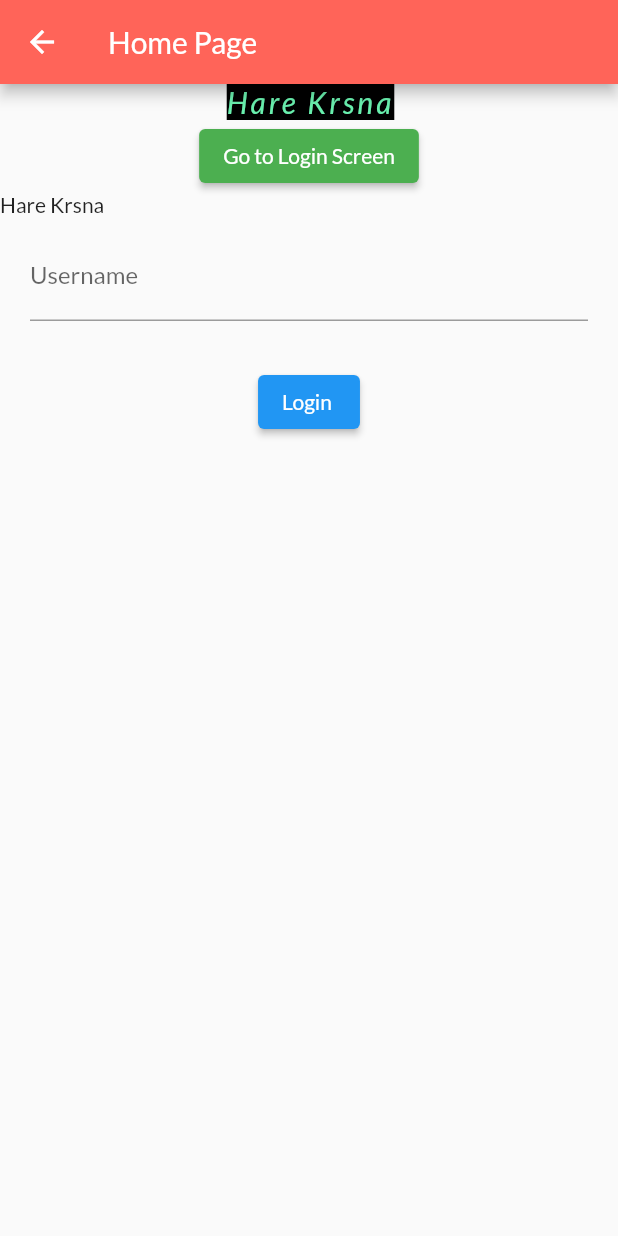
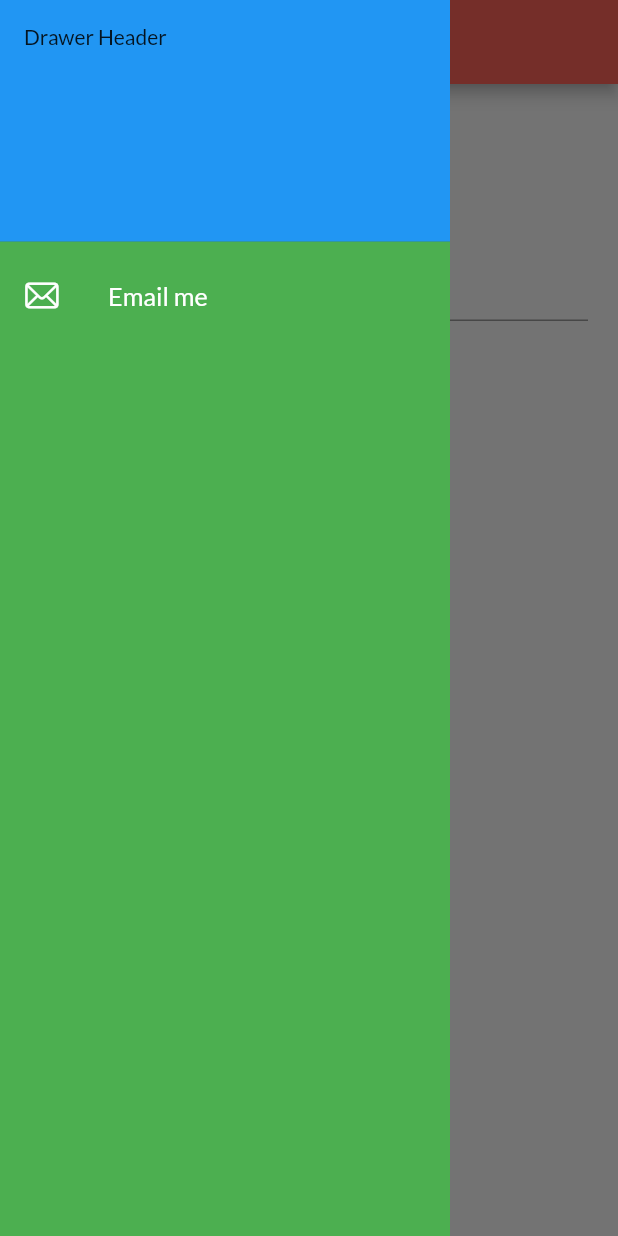
Before and after one commit to MonikaBhasin7/flutternoob, a Flutter app: the screen it shows after launch, with the side drawer open (before the commit the screen has no drawer), on a phone screen of 412 x 824 dp. Run offline on Flutter 3.47's test engine with Material 2 defaults, Android fonts, the phone set to English and light mode, and no system bars; our stand-ins replace google_fonts.

Commit message:
drawer in Navigation

```diff
--- a/lib/pages/home_page.dart
+++ b/lib/pages/home_page.dart
@@ -1,4 +1,5 @@
 import 'package:flutter/material.dart';
+import 'package:flutternoob/widgets/drawer_widget.dart';
 
 class HomePage extends StatefulWidget {
   @override
@@ -14,6 +15,7 @@ class _HomePageState extends State<HomePage> {
         title: const Text("Home Page"),
         backgroundColor: Color.fromARGB(255, 255, 100, 89),
       ),
+      drawer: DrawerWidget(),
       body: Center(
           child: Column(
         mainAxisAlignment: MainAxisAlignment.start,
--- /dev/null
+++ b/lib/widgets/drawer_widget.dart
@@ -0,0 +1,34 @@
+import 'package:flutter/cupertino.dart';
+import 'package:flutter/material.dart';
+
+class DrawerWidget extends StatelessWidget {
+  @override
+  Widget build(BuildContext context) {
+    return Container(
+        color: Colors.green,
+        width: 300,
+        child: ListView(
+          children: const [
+            DrawerHeader(
+              decoration: BoxDecoration(
+                color: Colors.blue,
+              ),
+              child: Text('Drawer Header'),
+            ),
+            ListTile(
+              leading: Icon(
+                CupertinoIcons.mail,
+                color: Colors.white,
+              ),
+              title: Text(
+                "Email me",
+                textScaleFactor: 1.2,
+                style: TextStyle(
+                  color: Colors.white,
+                ),
+              ),
+            )
+          ],
+        ));
+  }
+}
```
